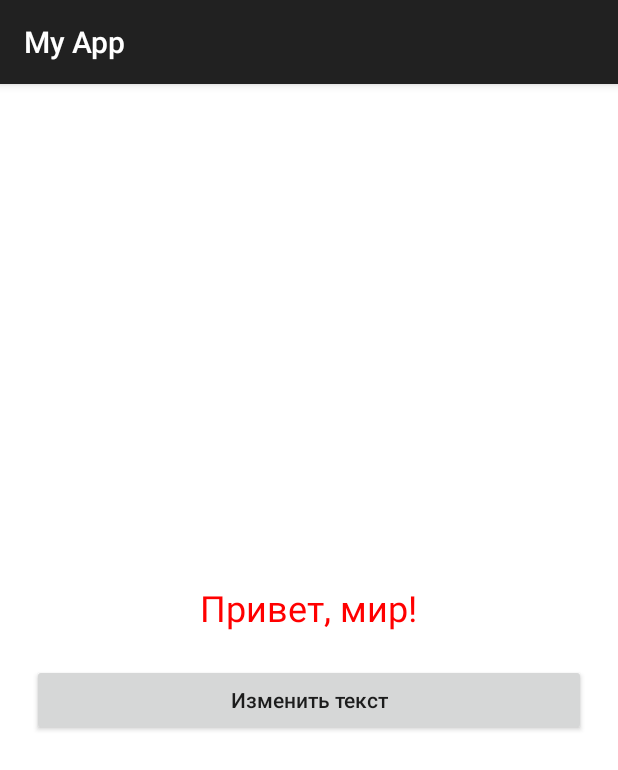
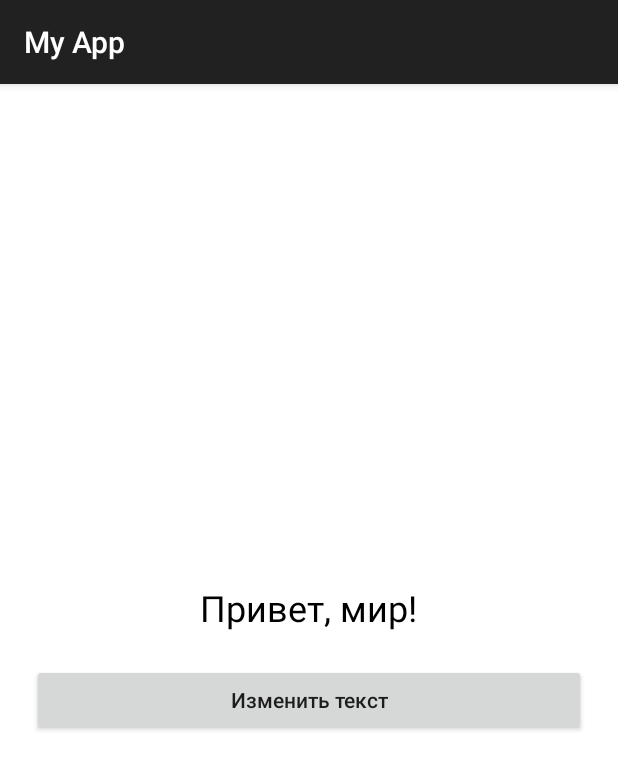
Before and after one commit to wertorian/my-android-app, an Android app: the screen it shows after launch (MainActivity), on a phone screen of 412 x 824 dp. Shown: the top 770 px of the screen. Run offline under Robolectric (Android 15) with nearby library versions, the phone set to English and light mode, and no system bars.

Commit message:
Update MainActivity.kt

```diff
--- a/app/src/main/java/com/example/myandroidapp/MainActivity.kt
+++ b/app/src/main/java/com/example/myandroidapp/MainActivity.kt
@@ -24,7 +24,7 @@ class MainActivity : AppCompatActivity() {
         val textViewTitle = TextView(this).apply {
             text = "Привет, мир!"
             textSize = 24f
-            setTextColor(Color.RED)
+            setTextColor(Color.BLACK)
             gravity = Gravity.CENTER
         }
 
```
